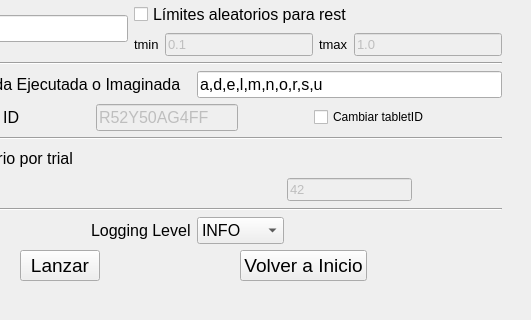
lucasbaldezzari/pyhwr, file pyhwr/widgets/runConfigurationApp.ui: the form before one commit; both pictures show x 143 to 674 and y 413 to 733 of the 674 by 733 pixel window.
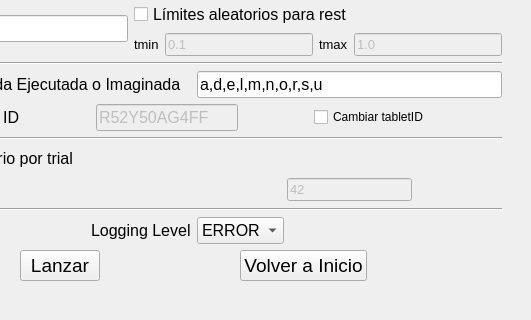
The form after the commit.

Commit message: Se cambia valor del logging de INFO a ERROR

```diff
--- a/pyhwr/widgets/runConfigurationApp.ui
+++ b/pyhwr/widgets/runConfigurationApp.ui
@@ -924,6 +924,9 @@
               <pointsize>12</pointsize>
              </font>
             </property>
+            <property name="currentIndex">
+             <number>1</number>
+            </property>
             <item>
              <property name="text">
               <string>INFO</string>
```
